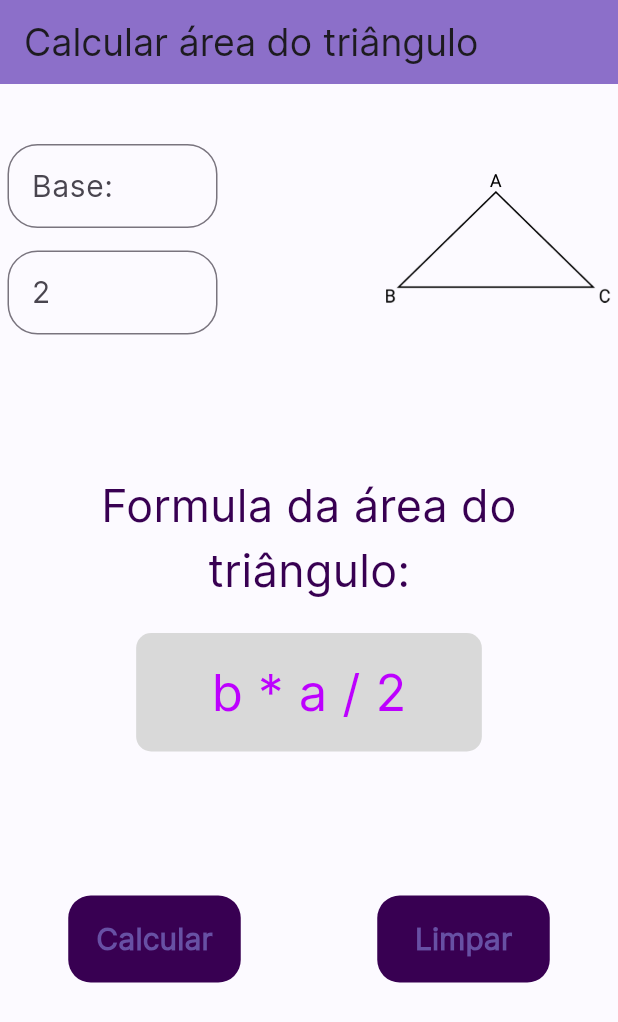
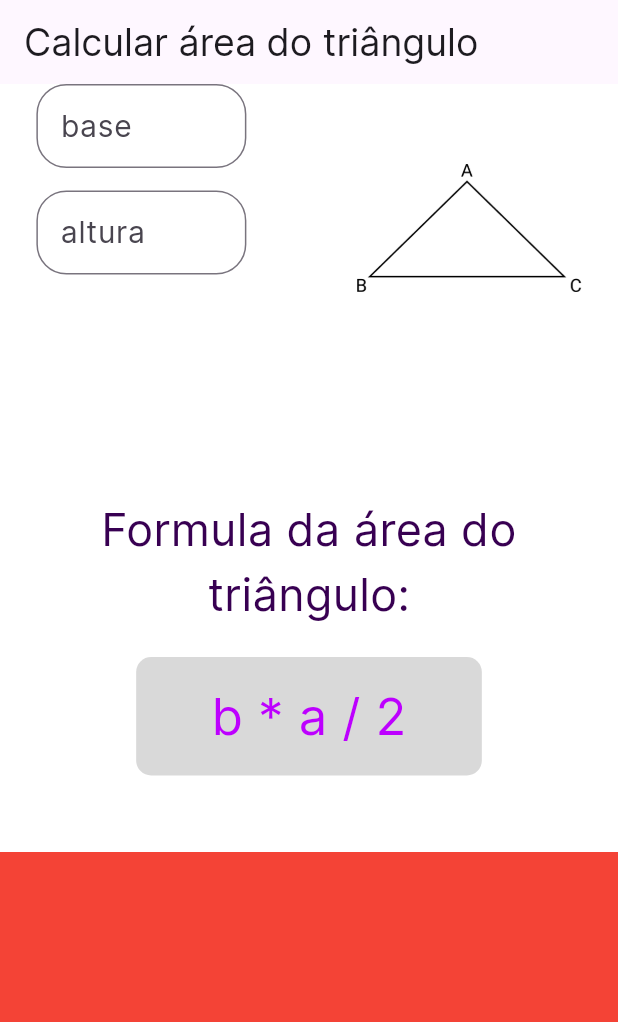
Before and after one commit to Mello8266/App-calculo-triangulo, a Flutter app: the screen it shows after launch, on a phone screen of 412 x 824 dp. Shown: the top 1022 px of the screen. Run offline on Flutter 3.47's test engine with Material 3 defaults, Android fonts, the phone set to English and light mode, and no system bars.

Commit message:
Fatorando o projeto

```diff
--- /dev/null
+++ b/lib/componente/coluna.dart
@@ -0,0 +1,27 @@
+import 'package:flutter/cupertino.dart';
+import 'package:flutter/material.dart';
+import 'package:flutter/widgets.dart';
+import 'package:flutter_application_1/componente/estilizacao.dart';
+
+class Coluna extends StatelessWidget {
+  // Construtor
+  const Coluna({super.key});
+
+  //! Widget
+  @override
+  Widget build(BuildContext context) {
+    return Column(
+      children: [
+        Container(
+          margin: const EdgeInsets.all(20),
+          child: colunaTextTitulo
+        ),
+        Container(
+          padding: const EdgeInsets.symmetric(vertical: 15, horizontal: 50),
+          decoration: containerEstilo,
+          child: colunaTextFormula
+        ),
+      ],
+    );
+  }
+}
--- /dev/null
+++ b/lib/componente/estilizacao.dart
@@ -0,0 +1,52 @@
+import 'package:flutter/material.dart';
+
+//! tela_principal
+var appBar = AppBar(
+    title: const Text(
+    'Calcular área do triângulo',
+    style: TextStyle(
+      fontSize: 25,
+      fontFamily: 'Inter'
+    ),
+  )
+);
+
+
+//! texto_lateral
+const inputLabelStyle = TextStyle(
+  fontFamily: 'Inter', fontSize: 20
+);
+
+inputDecoration(titulo) {
+  return InputDecoration(
+    labelText: titulo,
+    labelStyle: inputLabelStyle,
+    border: OutlineInputBorder(borderRadius: BorderRadius.circular(20)),
+    suffix: const Text("cm"),
+  );
+}
+
+
+//! Coluna.dart
+const colunaTextTitulo = Text("Formula da área do triângulo:",
+  textAlign: TextAlign.center,
+  style: TextStyle(
+  fontSize: 30,
+  fontFamily: 'Inter',
+  color: Color.fromRGBO(56, 0, 82, 100)
+  )
+);
+
+const colunaTextFormula = Text("b * a / 2",
+  textAlign: TextAlign.center,
+  style: TextStyle(
+    fontSize: 34,
+    fontFamily: 'Inter',
+    color: Color.fromRGBO(189, 0, 255, 100)
+  )
+);
+
+get containerEstilo => BoxDecoration(
+  borderRadius: BorderRadius.circular(10),
+  color: const Color.fromRGBO(217, 217, 217, 100),
+);
--- /dev/null
+++ b/lib/componente/meu_container.dart
@@ -0,0 +1,18 @@
+import 'package:flutter/material.dart';
+
+class MeuContainer extends StatelessWidget {
+  final Color cor;
+  final Widget? filho;
+
+  // ignore: use_key_in_widget_constructors
+  const MeuContainer({required this.cor, this.filho});
+
+  @override
+  Widget build(BuildContext context) {
+    return Container(
+      height: 220,
+      color: cor,
+      child: filho,
+    );
+  }
+}
--- /dev/null
+++ b/lib/componente/texto_lateral.dart
@@ -0,0 +1,23 @@
+import 'package:flutter/material.dart';
+import 'package:flutter_application_1/componente/estilizacao.dart';
+
+class TextoLateral extends StatelessWidget {
+  // Atributo
+  final String titulo;
+
+  // Construtor
+  const TextoLateral({super.key, required this.titulo});
+
+  //! Widget
+  @override
+  Widget build(BuildContext context) {
+    return Container(
+      margin: const EdgeInsets.only(bottom: 15),
+      width: 140,
+      child: TextField(
+        keyboardType: TextInputType.number,
+        decoration: inputDecoration(titulo)
+      ),
+    );
+  }
+}
--- a/lib/main.dart
+++ b/lib/main.dart
@@ -1,6 +1,6 @@
 import 'package:flutter/material.dart';
-import 'package:flutter_application_1/widget/myApp.dart';
+import 'package:flutter_application_1/tela/tela_principal.dart';
 
 void main() {
-  runApp(MyApp());
+  runApp(const TelaPrincipal());
 }
--- /dev/null
+++ b/lib/tela/tela_principal.dart
@@ -0,0 +1,74 @@
+import 'package:flutter/material.dart';
+import 'package:flutter_application_1/componente/coluna.dart';
+import 'package:flutter_application_1/componente/estilizacao.dart';
+import 'package:flutter_application_1/componente/meu_container.dart';
+import 'package:flutter_application_1/componente/texto_lateral.dart';
+
+class TelaPrincipal extends StatefulWidget {
+  const TelaPrincipal({super.key});
+
+  @override
+  State<TelaPrincipal> createState() => _TelaPrincipalState();
+}
+
+class _TelaPrincipalState extends State<TelaPrincipal> {
+  @override
+  Widget build(BuildContext context) {
+    return MaterialApp(
+      home: Scaffold(
+        //! Head
+        appBar: appBar,
+
+        //! Body
+        body: Column(
+          crossAxisAlignment: CrossAxisAlignment.stretch,
+          children: [
+            //* Container do topo
+            Expanded(
+              child: MeuContainer(
+                cor: Colors.white,
+                filho: Expanded(
+                  child: Row(
+                    mainAxisAlignment: MainAxisAlignment.spaceAround,
+                    children: [
+                      //? Inputs
+                      const Column(
+                        children: [
+                          TextoLateral(titulo: "base"),
+                          TextoLateral(titulo: "altura")
+                        ],
+                      ),
+                      //? Imagem
+                      Container(
+                        margin: const EdgeInsets.only(left: 25),
+                        alignment: Alignment.topRight,
+                        width: 150,
+                        height: 150,
+                        child: const Image(
+                          image: AssetImage('image/triangulo.png')
+                        ),
+                      )
+                    ],
+                  ),
+                ),
+              ),
+            ),
+
+            // * Container do meio
+            const Expanded(
+              child: MeuContainer(
+                cor: Colors.white,
+                filho: Coluna(),
+              ),
+            ),
+
+            // * Container final
+            const Expanded(
+              child: MeuContainer(cor: Colors.red),
+            )
+          ],
+        ),
+      ),
+    );
+  }
+}
--- a/lib/tela2.dart
+++ /dev/null
@@ -1,49 +0,0 @@
-import 'package:flutter/material.dart';
-
-class TelaResultado extends StatefulWidget {
-  final String resultado;
-
-  const TelaResultado({super.key, required this.resultado});
-
-  @override
-  State<TelaResultado> createState() => _TelaResultadoState();
-}
-
-class _TelaResultadoState extends State<TelaResultado> {
-  late String resultado;
-
-  @override
-  void initState() {
-    resultado = widget.resultado;
-    super.initState();
-  }
-
-  @override
-  Widget build(BuildContext context) {
-    return Scaffold(
-      appBar: AppBar(
-        title: const Text(
-          "Resultado",
-          style: TextStyle(fontSize: 25, fontFamily: 'Inter'),
-        ),
-        backgroundColor: const Color.fromRGBO(140, 111, 201, 100),
-      ),
-      body: Center(
-        child: Container(
-          padding: const EdgeInsets.all(30),
-          decoration: BoxDecoration(
-            borderRadius: BorderRadius.circular(15),
-            color: const Color.fromRGBO(217, 217, 217, 100),
-          ),
-          child: Text(
-            "O resultado é: $resultado",
-            style: TextStyle(
-                fontSize: 25,
-                fontFamily: 'Inter',
-                color: const Color.fromRGBO(189, 0, 255, 100)),
-          ),
-        ),
-      ),
-    );
-  }
-}
--- a/lib/widget/container1/container1_coluna.dart
+++ /dev/null
@@ -1,23 +0,0 @@
-import 'package:flutter/material.dart';
-import 'package:flutter_application_1/widget/container1/image_triangulo.dart';
-import 'package:flutter_application_1/widget/container1/textLado.dart';
-
-class ColunaHorizontal extends StatelessWidget {
-  @override
-  Widget build(BuildContext context) {
-    return Container(
-      margin: const EdgeInsets.symmetric(vertical: 10, horizontal: 5),
-      child: Row(
-        mainAxisAlignment: MainAxisAlignment.spaceBetween,
-        children: <Widget>[
-          Column(
-            children: <Widget>[
-              TextLado(1, "Base:"),
-              TextLado(2, "2"),
-          ]),
-          ImageTriangulo(),
-        ],
-      ),
-    );
-  }
-}
--- a/lib/widget/container1/image_triangulo.dart
+++ /dev/null
@@ -1,15 +0,0 @@
-import 'package:flutter/material.dart';
-
-class ImageTriangulo extends StatelessWidget {
-
-  @override
-  Widget build(BuildContext context) {
-    return Container(
-      margin: const EdgeInsets.only(left: 25),
-      alignment: Alignment.topRight,
-      width: 150,
-      height: 150,
-      child: const Image(image: AssetImage('image/triangulo.png')),
-    );
-  }
-}
--- a/lib/widget/container1/textLado.dart
+++ /dev/null
@@ -1,56 +0,0 @@
-import 'dart:ffi';
-
-import 'package:flutter/material.dart';
-import 'package:flutter/services.dart';
-import 'package:flutter_application_1/widget/container3/container3.dart';
-
-// ignore: must_be_immutable
-class TextLado extends StatefulWidget {
-  String text;
-  int indicador;
-  TextLado(this.indicador, this.text, {super.key});
-
-  @override
-  State<TextLado> createState() => _TextLadoState();
-}
-
-class _TextLadoState extends State<TextLado> {
-  double _numero = 0;
-  late int n;
-  final _valor = TextEditingController();
-
-  @override
-  Widget build(BuildContext context) {
-    return Container(
-      margin: const EdgeInsets.only(bottom: 15),
-      child: SizedBox(
-        width: 140,
-        child: TextFormField(
-          controller: _valor,
-          keyboardType: TextInputType.number,
-          inputFormatters: [FilteringTextInputFormatter.digitsOnly],
-          onChanged: (valor) {
-            setState(() {
-              if ((valor.isEmpty)) {
-                _numero = 0;
-              } else {
-                _numero = double.parse(valor);
-              }
-            });
-            if(widget.indicador ==  1){
-              ContainerBotao(_numero);
-            } else{
-              ContainerBotao(null, _numero);
-            }
-          },
-          decoration: InputDecoration(
-            labelText: widget.text,
-            labelStyle: const TextStyle(fontFamily: 'Inter', fontSize: 20),
-            border: OutlineInputBorder(borderRadius: BorderRadius.circular(20)),
-            suffix: const Text("cm"),
-          ),
-        ),
-      ),
-    );
-  }
-}
--- a/lib/widget/container2/container2.dart
+++ /dev/null
@@ -1,26 +0,0 @@
-import 'package:flutter/material.dart';
-import 'package:flutter_application_1/widget/container2/estilo_texto.dart';
-
-class Container2 extends StatelessWidget {
-  const Container2({super.key});
-
-  @override
-  Widget build(BuildContext context) {
-    return Column(
-      children: [
-        Container(
-          margin: const EdgeInsets.all(20),
-          child: EstiloTexto("Formula da área do triângulo:", 30, 56, 0, 82)
-        ),
-        Container(
-          padding: const EdgeInsets.symmetric(vertical: 15, horizontal: 50),
-          decoration: BoxDecoration(
-            borderRadius: BorderRadius.circular(10),
-            color: const Color.fromRGBO(217, 217, 217, 100),
-          ),
-          child: EstiloTexto("b * a / 2", 34, 189, 0, 255),
-        )
-      ],
-    );
-  }
-}
--- a/lib/widget/container2/estilo_texto.dart
+++ /dev/null
@@ -1,22 +0,0 @@
-import 'package:flutter/material.dart';
-
-// ignore: must_be_immutable
-class EstiloTexto extends StatelessWidget{
-  String txt;
-  double tamFont;
-  int r, g, b;
-
-  EstiloTexto(this.txt, this.tamFont, this.r, this.g, this.b, {super.key});
-
-  @override
-  Widget build(BuildContext context){
-    return Text(
-      txt,
-      textAlign: TextAlign.center,
-      style: TextStyle(
-        fontSize: tamFont,
-        fontFamily: 'Inter',
-        color: Color.fromRGBO(r, g, b, 100)
-    ),);
-  }
-}
--- a/lib/widget/container3/container3.dart
+++ /dev/null
@@ -1,59 +0,0 @@
-import 'package:flutter/material.dart';
-import 'package:flutter_application_1/processo/area_triangulo.dart';
-import 'package:flutter_application_1/tela2.dart';
-
-class ContainerBotao extends StatelessWidget {
-  final double ? base;
-  final double ? altura;
-  const ContainerBotao(this.base, this.altura, {super.key});
-
-  @override
-  Widget build(BuildContext context) {
-    return Row(
-      mainAxisAlignment: MainAxisAlignment.spaceAround,
-      children: [
-        Container(
-            width: 115,
-            padding: const EdgeInsets.all(5),
-            decoration: BoxDecoration(
-                borderRadius: BorderRadius.circular(15),
-                color: const Color.fromRGBO(56, 0, 82, 100)),
-            child: TextButton(
-              onPressed: () {
-                AreaTriangulo t = AreaTriangulo();
-                t.setBase(base);
-                t.setAltura(altura);
-                var resultado = t.calcArea();
-
-                Navigator.push(context,
-                    MaterialPageRoute(builder: (_) => TelaResultado(resultado: resultado)));
-              },
-              child: const Text(
-                "Calcular",
-                style: TextStyle(
-                    fontFamily: "Inter",
-                    fontSize: 20,
-                    fontWeight: FontWeight.w900),
-              ),
-            )),
-        Container(
-          width: 115,
-          padding: const EdgeInsets.all(5),
-          decoration: BoxDecoration(
-              borderRadius: BorderRadius.circular(15),
-              color: const Color.fromRGBO(56, 0, 82, 100)),
-          child: TextButton(
-            onPressed: () {},
-            child: const Text(
-              "Limpar",
-              style: TextStyle(
-                  fontFamily: "Inter",
-                  fontSize: 20,
-                  fontWeight: FontWeight.w900),
-            ),
-          ),
-        )
-      ],
-    );
-  }
-}
--- a/lib/widget/home_page.dart
+++ /dev/null
@@ -1,52 +0,0 @@
-import 'package:flutter/material.dart';
-import 'package:flutter_application_1/widget/container1/container1_coluna.dart';
-import 'package:flutter_application_1/widget/container2/container2.dart';
-import 'package:flutter_application_1/widget/container3/container3.dart';
-
-class HomePage extends StatefulWidget {
-  const HomePage({super.key});
-
-  @override
-  State<HomePage> createState() => _HomePageState();
-}
-
-class _HomePageState extends State<HomePage> {
-  @override
-  Widget build(BuildContext context) {
-    return Scaffold(
-      appBar: AppBar(
-        title: const Text(
-          'Calcular área do triângulo',
-          style: TextStyle(
-            fontSize: 25,
-            fontFamily: 'Inter'
-          ),
-        ),
-        backgroundColor: const Color.fromRGBO(140, 111, 201, 100),
-      ),
-      body: SafeArea(
-        child: Container(
-          color: const Color.fromRGBO(252, 250, 255, 100),
-          child: Column(
-            crossAxisAlignment: CrossAxisAlignment.stretch,
-            children: [
-              Container(
-                  height: 210,
-                  margin: const EdgeInsets.only(top: 30),
-                  child: ColunaHorizontal()),
-              Container(
-                height: 230,
-                width: 200,
-                child: const Center(child: Container2())),
-              Container(
-                height: 200,
-                width: 200,
-                child: ContainerBotao(null, null),
-              )
-            ],
-          ),
-        ),
-      ),
-    );
-  }
-}
--- a/lib/widget/myApp.dart
+++ /dev/null
@@ -1,13 +0,0 @@
-import 'package:flutter/material.dart';
-import 'package:flutter_application_1/widget/home_page.dart';
-
-class MyApp extends StatelessWidget {
-  const MyApp({Key? key}) : super(key: key);
-
-  @override
-  Widget build(BuildContext context) {
-    return const MaterialApp(
-      home: HomePage()
-    );
-  }
-}
```
